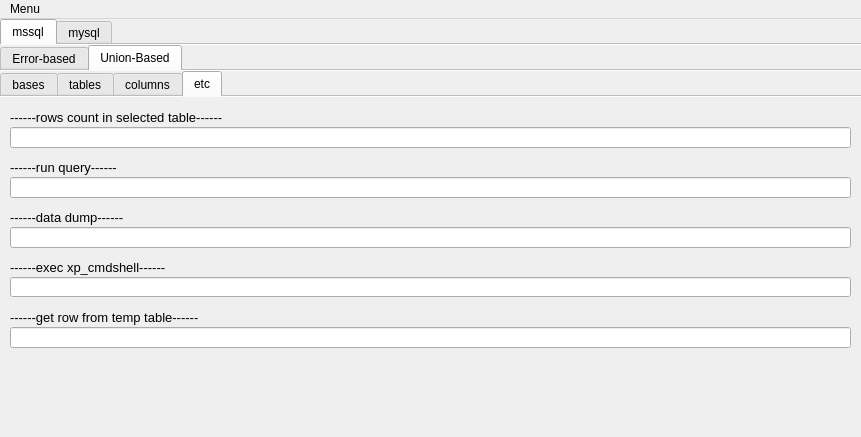
Before: the Qt Designer form gui/main/query_editor.ui in kaeso/enema, drawn with Qt 5.
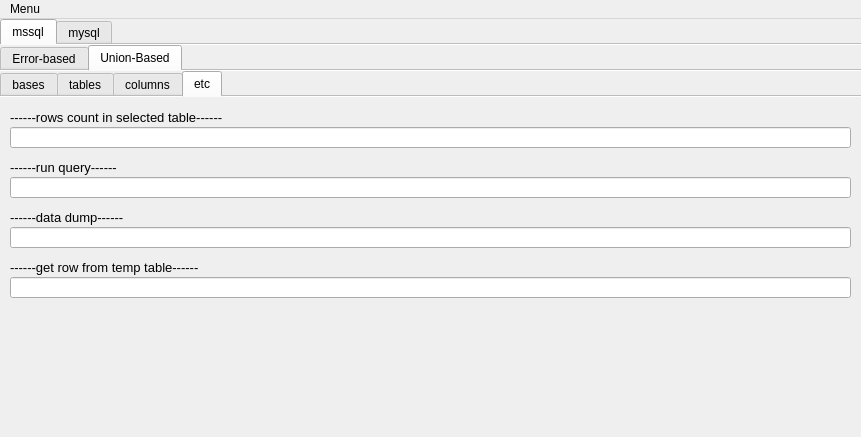
After: the same form once the commit is applied. The open tabs and pages were chosen to show the change.

```diff
--- a/gui/main/query_editor.ui
+++ b/gui/main/query_editor.ui
@@ -1223,7 +1223,7 @@
           <property name="geometry">
            <rect>
             <x>10</x>
-            <y>210</y>
+            <y>160</y>
             <width>291</width>
             <height>20</height>
            </rect>
@@ -1241,27 +1241,9 @@
           <property name="geometry">
            <rect>
             <x>10</x>
-            <y>230</y>
-            <width>841</width>
-            <height>21</height>
-           </rect>
-          </property>
-          <property name="font">
-           <font>
-            <pointsize>9</pointsize>
-           </font>
-          </property>
-          <property name="text">
-           <string/>
-          </property>
-         </widget>
-         <widget class="QLineEdit" name="q_union_ms_exec_cmdshell">
-          <property name="geometry">
-           <rect>
-            <x>10</x>
             <y>180</y>
             <width>841</width>
-            <height>20</height>
+            <height>21</height>
            </rect>
           </property>
           <property name="font">
@@ -1273,24 +1255,6 @@
            <string/>
           </property>
          </widget>
-         <widget class="QLabel" name="label_35">
-          <property name="geometry">
-           <rect>
-            <x>10</x>
-            <y>160</y>
-            <width>291</width>
-            <height>20</height>
-           </rect>
-          </property>
-          <property name="font">
-           <font>
-            <pointsize>10</pointsize>
-           </font>
-          </property>
-          <property name="text">
-           <string>------exec xp_cmdshell------</string>
-          </property>
-         </widget>
         </widget>
        </widget>
       </widget>
```
